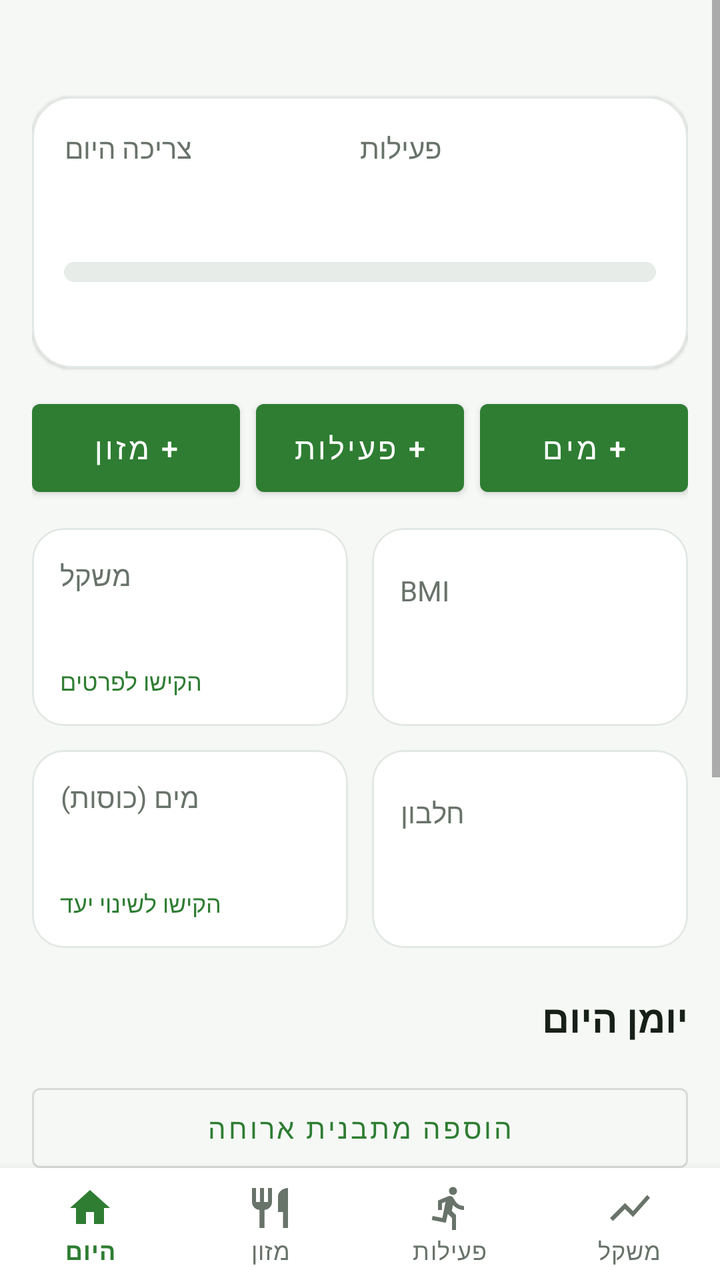
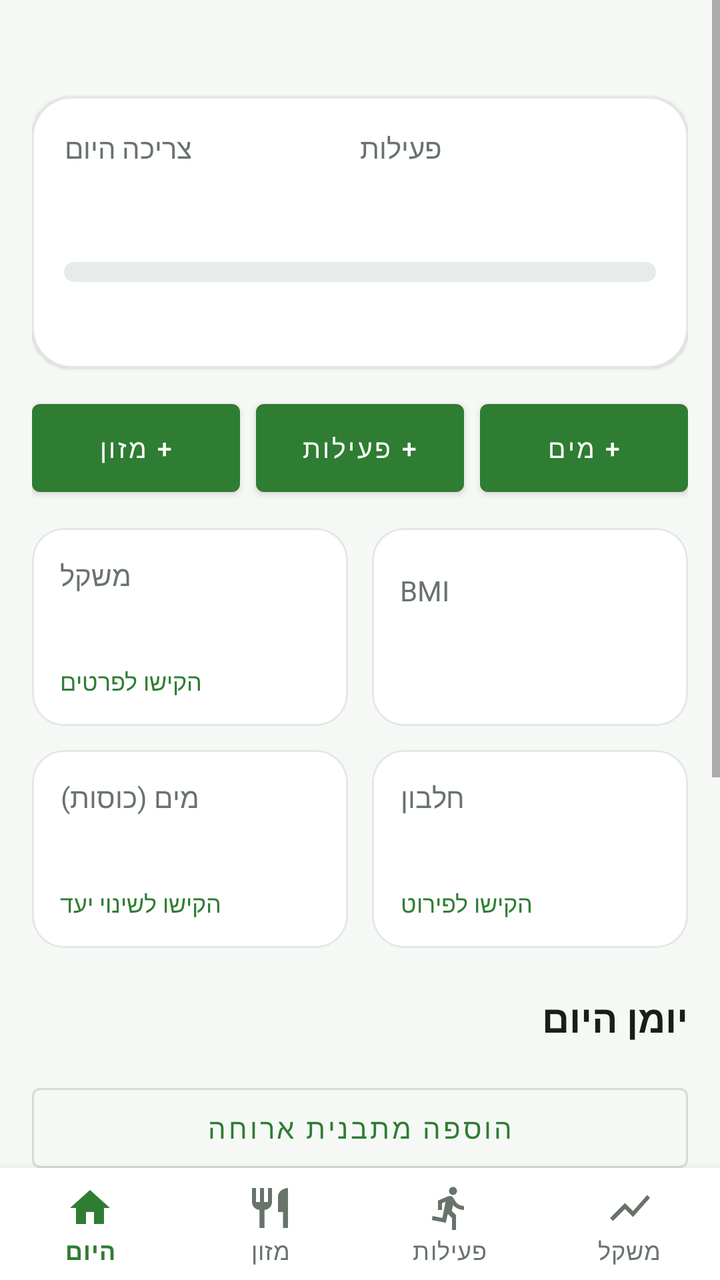

Compare the two renders of this Android layout. The source of the first and the diff that turns it into the second are given below.
<!-- AndroidManifest.xml: application theme Theme.FoodTrack -->
<!-- res/layout/activity_today.xml -->
<?xml version="1.0" encoding="utf-8"?>
<LinearLayout xmlns:android="http://schemas.android.com/apk/res/android"
    xmlns:app="http://schemas.android.com/apk/res-auto"
    android:layout_width="match_parent"
    android:layout_height="match_parent"
    android:background="@color/background"
    android:layoutDirection="locale"
    android:orientation="vertical">

    <ScrollView
        android:layout_width="match_parent"
        android:layout_height="0dp"
        android:layout_weight="1"
        android:fillViewport="true">

        <LinearLayout
            android:layout_width="match_parent"
            android:layout_height="wrap_content"
            android:orientation="vertical"
            android:padding="16dp">

            <TextView
                android:id="@+id/textDate"
                android:layout_width="match_parent"
                android:layout_height="wrap_content"
                android:textColor="@color/text_secondary"
                android:textSize="15sp" />

            
            <com.google.android.material.card.MaterialCardView
                android:id="@+id/cardCalories"
                android:layout_width="match_parent"
                android:layout_height="wrap_content"
                android:layout_marginTop="12dp"
                android:clickable="true"
                android:focusable="true"
                android:contentDescription="קלוריות היום. הקישו לשינוי היעד היומי"
                app:cardBackgroundColor="@color/surface"
                app:cardCornerRadius="20dp"
                app:cardElevation="1dp"
                app:strokeColor="@color/card_stroke"
                app:strokeWidth="1dp">

                <LinearLayout
                    android:layout_width="match_parent"
                    android:layout_height="wrap_content"
                    android:orientation="vertical"
                    android:padding="16dp">

                    <LinearLayout
                        android:layout_width="match_parent"
                        android:layout_height="wrap_content"
                        android:orientation="horizontal">

                        <LinearLayout
                            android:layout_width="0dp"
                            android:layout_height="wrap_content"
                            android:layout_weight="1"
                            android:orientation="vertical">
                            <TextView
                                android:layout_width="wrap_content"
                                android:layout_height="wrap_content"
                                android:text="צריכה היום"
                                android:textColor="@color/text_secondary"
                                android:textSize="14sp" />
                            <TextView
                                android:id="@+id/textCalorieGoal"
                                android:layout_width="wrap_content"
                                android:layout_height="wrap_content"
                                android:layout_marginTop="3dp"
                                android:textColor="@color/primary_dark"
                                android:textSize="23sp"
                                android:textStyle="bold" />
                        </LinearLayout>

                        <LinearLayout
                            android:layout_width="0dp"
                            android:layout_height="wrap_content"
                            android:layout_weight="1"
                            android:orientation="vertical">
                            <TextView
                                android:layout_width="wrap_content"
                                android:layout_height="wrap_content"
                                android:text="פעילות"
                                android:textColor="@color/text_secondary"
                                android:textSize="14sp" />
                            <TextView
                                android:id="@+id/textActivitySummary"
                                android:layout_width="wrap_content"
                                android:layout_height="wrap_content"
                                android:layout_marginTop="3dp"
                                android:textColor="@color/text_primary"
                                android:textSize="23sp"
                                android:textStyle="bold" />
                        </LinearLayout>
                    </LinearLayout>

                    <ProgressBar
                        android:id="@+id/progressCalories"
                        style="?android:attr/progressBarStyleHorizontal"
                        android:layout_width="match_parent"
                        android:layout_height="10dp"
                        android:layout_marginTop="14dp"
                        android:progressDrawable="@drawable/progress_calories" />

                    <TextView
                        android:id="@+id/textCalorieRemaining"
                        android:layout_width="match_parent"
                        android:layout_height="wrap_content"
                        android:layout_marginTop="8dp"
                        android:textColor="@color/text_secondary"
                        android:textSize="14sp" />
                </LinearLayout>
            </com.google.android.material.card.MaterialCardView>

            
            <LinearLayout
                android:layout_width="match_parent"
                android:layout_height="wrap_content"
                android:layout_marginTop="12dp"
                android:orientation="horizontal">
                <Button
                    android:id="@+id/buttonAddFood"
                    android:layout_width="0dp"
                    android:layout_height="56dp"
                    android:layout_marginEnd="4dp"
                    android:layout_weight="1"
                    android:text="+ מזון"
                    android:textSize="15sp" />
                <Button
                    android:id="@+id/buttonAddActivity"
                    android:layout_width="0dp"
                    android:layout_height="56dp"
                    android:layout_marginStart="4dp"
                    android:layout_marginEnd="4dp"
                    android:layout_weight="1"
                    android:text="+ פעילות"
                    android:textSize="15sp" />
                <Button
                    android:id="@+id/buttonAddWater"
                    android:layout_width="0dp"
                    android:layout_height="56dp"
                    android:layout_marginStart="4dp"
                    android:layout_weight="1"
                    android:text="+ מים"
                    android:textSize="15sp" />
            </LinearLayout>

            
            <LinearLayout
                android:layout_width="match_parent"
                android:layout_height="wrap_content"
                android:layout_marginTop="12dp"
                android:baselineAligned="false"
                android:orientation="horizontal">

                <com.google.android.material.card.MaterialCardView
                    android:id="@+id/buttonOpenWeight"
                    android:layout_width="0dp"
                    android:layout_height="wrap_content"
                    android:layout_marginEnd="6dp"
                    android:layout_weight="1"
                    android:clickable="true"
                    android:focusable="true"
                    app:cardBackgroundColor="@color/surface"
                    app:cardCornerRadius="16dp"
                    app:cardElevation="0dp"
                    app:strokeColor="@color/card_stroke"
                    app:strokeWidth="1dp">
                    <LinearLayout
                        android:layout_width="match_parent"
                        android:layout_height="wrap_content"
                        android:minHeight="96dp"
                        android:gravity="center_vertical"
                        android:orientation="vertical"
                        android:padding="14dp">
                        <TextView android:layout_width="wrap_content" android:layout_height="wrap_content" android:text="משקל" android:textColor="@color/text_secondary" android:textSize="14sp" />
                        <TextView android:id="@+id/textLastWeight" android:layout_width="wrap_content" android:layout_height="wrap_content" android:layout_marginTop="4dp" android:textColor="@color/text_primary" android:textSize="22sp" android:textStyle="bold" />
                        <TextView android:layout_width="wrap_content" android:layout_height="wrap_content" android:layout_marginTop="2dp" android:text="הקישו לפרטים" android:textColor="@color/primary" android:textSize="12sp" />
                    </LinearLayout>
                </com.google.android.material.card.MaterialCardView>

                <com.google.android.material.card.MaterialCardView
                    android:layout_width="0dp"
                    android:layout_height="match_parent"
                    android:layout_marginStart="6dp"
                    android:layout_weight="1"
                    app:cardBackgroundColor="@color/surface"
                    app:cardCornerRadius="16dp"
                    app:cardElevation="0dp"
                    app:strokeColor="@color/card_stroke"
                    app:strokeWidth="1dp">
                    <LinearLayout
                        android:layout_width="match_parent"
                        android:layout_height="wrap_content"
                        android:minHeight="96dp"
                        android:gravity="center_vertical"
                        android:orientation="vertical"
                        android:padding="14dp">
                        <TextView android:layout_width="wrap_content" android:layout_height="wrap_content" android:text="BMI" android:textColor="@color/text_secondary" android:textSize="14sp" />
                        <TextView android:id="@+id/textBmi" android:layout_width="wrap_content" android:layout_height="wrap_content" android:layout_marginTop="4dp" android:textColor="@color/text_primary" android:textSize="22sp" android:textStyle="bold" />
                    </LinearLayout>
                </com.google.android.material.card.MaterialCardView>
            </LinearLayout>

            <LinearLayout
                android:layout_width="match_parent"
                android:layout_height="wrap_content"
                android:layout_marginTop="12dp"
                android:baselineAligned="false"
                android:orientation="horizontal">

                <com.google.android.material.card.MaterialCardView
                    android:id="@+id/cardWater"
                    android:layout_width="0dp"
                    android:layout_height="wrap_content"
                    android:layout_marginEnd="6dp"
                    android:layout_weight="1"
                    android:clickable="true"
                    android:focusable="true"
                    app:cardBackgroundColor="@color/surface"
                    app:cardCornerRadius="16dp"
                    app:cardElevation="0dp"
                    app:strokeColor="@color/card_stroke"
                    app:strokeWidth="1dp">
                    <LinearLayout
                        android:layout_width="match_parent"
                        android:layout_height="wrap_content"
                        android:minHeight="96dp"
                        android:gravity="center_vertical"
                        android:orientation="vertical"
                        android:padding="14dp">
                        <TextView android:layout_width="wrap_content" android:layout_height="wrap_content" android:text="מים (כוסות)" android:textColor="@color/text_secondary" android:textSize="14sp" />
                        <TextView android:id="@+id/textWaterCount" android:layout_width="wrap_content" android:layout_height="wrap_content" android:layout_marginTop="4dp" android:textColor="@color/text_primary" android:textSize="22sp" android:textStyle="bold" />
                        <TextView android:layout_width="wrap_content" android:layout_height="wrap_content" android:layout_marginTop="2dp" android:text="הקישו לשינוי יעד" android:textColor="@color/primary" android:textSize="12sp" />
                    </LinearLayout>
                </com.google.android.material.card.MaterialCardView>

                <com.google.android.material.card.MaterialCardView
                    android:layout_width="0dp"
                    android:layout_height="match_parent"
                    android:layout_marginStart="6dp"
                    android:layout_weight="1"
                    app:cardBackgroundColor="@color/surface"
                    app:cardCornerRadius="16dp"
                    app:cardElevation="0dp"
                    app:strokeColor="@color/card_stroke"
                    app:strokeWidth="1dp">
                    <LinearLayout
                        android:layout_width="match_parent"
                        android:layout_height="wrap_content"
                        android:minHeight="96dp"
                        android:gravity="center_vertical"
                        android:orientation="vertical"
                        android:padding="14dp">
                        <TextView android:layout_width="wrap_content" android:layout_height="wrap_content" android:text="חלבון" android:textColor="@color/text_secondary" android:textSize="14sp" />
                        <TextView android:id="@+id/textMacroProtein" android:layout_width="wrap_content" android:layout_height="wrap_content" android:layout_marginTop="4dp" android:textColor="@color/text_primary" android:textSize="22sp" android:textStyle="bold" />
                    </LinearLayout>
                </com.google.android.material.card.MaterialCardView>
            </LinearLayout>

            
            <TextView
                android:layout_width="match_parent"
                android:layout_height="wrap_content"
                android:layout_marginTop="22dp"
                android:text="יומן היום"
                android:textColor="@color/text_primary"
                android:textSize="19sp"
                android:textStyle="bold" />
            <TextView
                android:id="@+id/textEmptyLog"
                android:layout_width="match_parent"
                android:layout_height="wrap_content"
                android:layout_marginTop="8dp"
                android:background="@drawable/bg_empty"
                android:gravity="center"
                android:padding="18dp"
                android:text="היום עדיין ריק\nהקישו על ״+ מזון״ כדי להתחיל לעקוב"
                android:textColor="@color/text_secondary"
                android:textSize="15sp"
                android:visibility="gone" />
            <androidx.recyclerview.widget.RecyclerView
                android:id="@+id/recyclerLog"
                android:layout_width="match_parent"
                android:layout_height="wrap_content"
                android:layout_marginTop="8dp"
                android:nestedScrollingEnabled="false" />

            <Button
                android:id="@+id/buttonOpenTemplates"
                style="@style/Widget.MaterialComponents.Button.OutlinedButton"
                android:layout_width="match_parent"
                android:layout_height="52dp"
                android:layout_marginTop="8dp"
                android:text="הוספה מתבנית ארוחה" />

            
            <com.google.android.material.card.MaterialCardView
                android:layout_width="match_parent"
                android:layout_height="wrap_content"
                android:layout_marginTop="20dp"
                android:layout_marginBottom="16dp"
                app:cardBackgroundColor="@color/surface"
                app:cardCornerRadius="18dp"
                app:cardElevation="0dp"
                app:strokeColor="@color/card_stroke"
                app:strokeWidth="1dp">
                <LinearLayout
                    android:layout_width="match_parent"
                    android:layout_height="wrap_content"
                    android:orientation="vertical"
                    android:padding="14dp">
                    <TextView android:layout_width="match_parent" android:layout_height="wrap_content" android:text="מגמה שבועית" android:textColor="@color/text_primary" android:textSize="16sp" android:textStyle="bold" />
                    <com.foodtrack.app.ui.WeeklyCaloriesView android:id="@+id/weeklyCalories" android:layout_width="match_parent" android:layout_height="150dp" android:layout_marginTop="10dp" />
                    <TextView android:id="@+id/textWeeklySummary" android:layout_width="match_parent" android:layout_height="wrap_content" android:layout_marginTop="8dp" android:textColor="@color/text_secondary" android:textSize="13sp" />
                </LinearLayout>
            </com.google.android.material.card.MaterialCardView>
        </LinearLayout>
    </ScrollView>

    <include layout="@layout/bottom_navigation" />
</LinearLayout>
<!-- res/layout/bottom_navigation.xml (included above) -->
<?xml version="1.0" encoding="utf-8"?>
<com.google.android.material.bottomnavigation.BottomNavigationView
    xmlns:android="http://schemas.android.com/apk/res/android"
    xmlns:app="http://schemas.android.com/apk/res-auto"
    android:id="@+id/bottomNav"
    android:layout_width="match_parent"
    android:layout_height="wrap_content"
    android:background="@color/surface"
    android:elevation="8dp"
    app:labelVisibilityMode="labeled"
    app:itemIconTint="@color/nav_item_color"
    app:itemTextColor="@color/nav_item_color"
    app:itemRippleColor="@color/primary_soft"
    app:menu="@menu/bottom_nav" />
<!-- resources referenced by this layout -->
<resources>
  <color name="background">#F6F8F6</color>
  <color name="card_stroke">#E2E8E3</color>
  <color name="primary">#2E7D32</color>
  <color name="primary_dark">#1B5E20</color>
  <color name="primary_soft">#E8F3E9</color>
  <color name="surface">#FFFFFF</color>
  <color name="text_primary">#172018</color>
  <color name="text_secondary">#68736A</color>
  <!-- drawable bg_empty (drawable) -->
  <?xml version="1.0" encoding="utf-8"?>
  <shape xmlns:android="http://schemas.android.com/apk/res/android">
      <solid android:color="@color/primary_soft"/>
      <corners android:radius="16dp"/>
      <stroke android:width="1dp" android:color="@color/card_stroke"/>
  </shape>
  <!-- drawable progress_calories (drawable) -->
  <?xml version="1.0" encoding="utf-8"?>
  <layer-list xmlns:android="http://schemas.android.com/apk/res/android"
      android:autoMirrored="true">
      <item android:id="@android:id/background">
          <shape android:shape="rectangle"><corners android:radius="8dp"/><solid android:color="@color/progress_track"/></shape>
      </item>
      <item android:id="@android:id/progress">
          <clip android:gravity="left" android:autoMirrored="true">
              <shape android:shape="rectangle"><corners android:radius="8dp"/><solid android:color="@color/primary"/></shape>
          </clip>
      </item>
  </layer-list>
  <style name="Theme.FoodTrack" parent="Theme.MaterialComponents.DayNight.DarkActionBar">
          <item name="colorPrimary">@color/primary</item>
          <item name="colorPrimaryDark">@color/primary_dark</item>
          <item name="colorSecondary">@color/primary</item>
          <item name="colorAccent">@color/primary</item>
          <item name="colorSurface">@color/surface</item>
          <item name="android:windowBackground">@color/background</item>
      </style>
  <color name="progress_track">#E7ECE8</color>
</resources>

<!-- the commit's change to res/layout/activity_today.xml (unified diff, before → after) -->
@@ -125,8 +125,11 @@
                     android:layout_height="56dp"
                     android:layout_marginEnd="4dp"
                     android:layout_weight="1"
+                    android:minWidth="0dp"
+                    android:paddingStart="2dp"
+                    android:paddingEnd="2dp"
                     android:text="+ מזון"
-                    android:textSize="15sp" />
+                    android:textSize="13sp" />
                 <Button
                     android:id="@+id/buttonAddActivity"
                     android:layout_width="0dp"
@@ -134,16 +137,22 @@
                     android:layout_marginStart="4dp"
                     android:layout_marginEnd="4dp"
                     android:layout_weight="1"
+                    android:minWidth="0dp"
+                    android:paddingStart="2dp"
+                    android:paddingEnd="2dp"
                     android:text="+ פעילות"
-                    android:textSize="15sp" />
+                    android:textSize="13sp" />
                 <Button
                     android:id="@+id/buttonAddWater"
                     android:layout_width="0dp"
                     android:layout_height="56dp"
                     android:layout_marginStart="4dp"
                     android:layout_weight="1"
+                    android:minWidth="0dp"
+                    android:paddingStart="2dp"
+                    android:paddingEnd="2dp"
                     android:text="+ מים"
-                    android:textSize="15sp" />
+                    android:textSize="13sp" />
             </LinearLayout>
 
             
@@ -255,6 +264,7 @@
                         android:padding="14dp">
                         <TextView android:layout_width="wrap_content" android:layout_height="wrap_content" android:text="חלבון" android:textColor="@color/text_secondary" android:textSize="14sp" />
                         <TextView android:id="@+id/textMacroProtein" android:layout_width="wrap_content" android:layout_height="wrap_content" android:layout_marginTop="4dp" android:textColor="@color/text_primary" android:textSize="22sp" android:textStyle="bold" />
+                        <TextView android:layout_width="wrap_content" android:layout_height="wrap_content" android:layout_marginTop="2dp" android:text="הקישו לפירוט" android:textColor="@color/primary" android:textSize="12sp" />
                     </LinearLayout>
                 </com.google.android.material.card.MaterialCardView>
             </LinearLayout>
